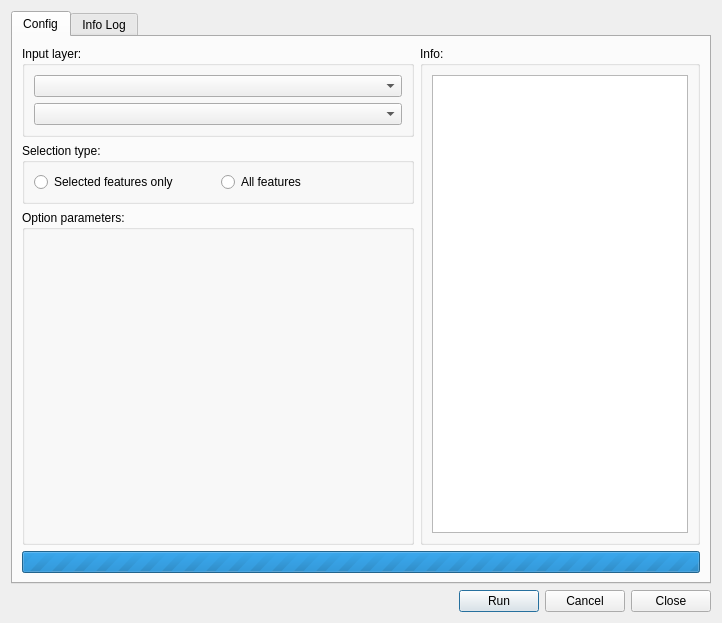
Before: the Qt Designer form core/ui/toolbars/utilities/toolbox.ui in Giswater/giswater_qgis_plugin, drawn with Qt 5.
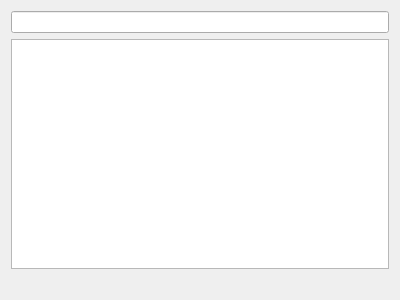
After: the same form once the commit is applied.

Commit message: Enhancement: refactor toolbox ui form, now is not docker and work same as others basic forms adding to main docker

Patch:
```diff
--- a/core/ui/toolbars/utilities/toolbox.ui
+++ b/core/ui/toolbars/utilities/toolbox.ui
@@ -6,158 +6,23 @@
    <rect>
     <x>0</x>
     <y>0</y>
-    <width>722</width>
-    <height>623</height>
+    <width>400</width>
+    <height>300</height>
    </rect>
   </property>
   <property name="windowTitle">
    <string>Config parameters</string>
   </property>
-  <layout class="QVBoxLayout" name="verticalLayout_2">
-   <item>
-    <widget class="QTabWidget" name="mainTab">
-     <property name="currentIndex">
-      <number>0</number>
-     </property>
-     <widget class="QWidget" name="tab_config">
-      <attribute name="title">
-       <string>Config</string>
-      </attribute>
-      <layout class="QGridLayout" name="gridLayout">
-       <item row="4" column="0" colspan="2">
-        <widget class="QProgressBar" name="progressBar">
-         <property name="maximum">
-          <number>0</number>
-         </property>
-         <property name="value">
-          <number>-1</number>
-         </property>
-         <property name="textVisible">
-          <bool>true</bool>
-         </property>
-         <property name="format">
-          <string>%p%</string>
-         </property>
-        </widget>
-       </item>
-       <item row="1" column="1" rowspan="3">
-        <widget class="QGroupBox" name="groupBox">
-         <property name="title">
-          <string>Info:</string>
-         </property>
-         <layout class="QVBoxLayout" name="verticalLayout">
-          <item>
-           <widget class="QTextEdit" name="txt_info">
-            <property name="sizePolicy">
-             <sizepolicy hsizetype="Preferred" vsizetype="Preferred">
-              <horstretch>0</horstretch>
-              <verstretch>0</verstretch>
-             </sizepolicy>
-            </property>
-           </widget>
-          </item>
-         </layout>
-        </widget>
-       </item>
-       <item row="2" column="0">
-        <widget class="QGroupBox" name="grb_selection_type">
-         <property name="title">
-          <string>Selection type:</string>
-         </property>
-         <layout class="QHBoxLayout" name="horizontalLayout">
-          <item>
-           <widget class="QRadioButton" name="rbt_previous">
-            <property name="sizePolicy">
-             <sizepolicy hsizetype="Expanding" vsizetype="Fixed">
-              <horstretch>0</horstretch>
-              <verstretch>0</verstretch>
-             </sizepolicy>
-            </property>
-            <property name="text">
-             <string>Selected features only</string>
-            </property>
-           </widget>
-          </item>
-          <item>
-           <widget class="QRadioButton" name="rbt_layer">
-            <property name="sizePolicy">
-             <sizepolicy hsizetype="Expanding" vsizetype="Fixed">
-              <horstretch>0</horstretch>
-              <verstretch>0</verstretch>
-             </sizepolicy>
-            </property>
-            <property name="text">
-             <string>All features</string>
-            </property>
-           </widget>
-          </item>
-         </layout>
-        </widget>
-       </item>
-       <item row="1" column="0">
-        <widget class="QGroupBox" name="grb_input_layer">
-         <property name="title">
-          <string>Input layer:</string>
-         </property>
-         <layout class="QGridLayout" name="gridLayout_4">
-          <item row="0" column="0">
-           <widget class="QComboBox" name="cmb_geom_type"/>
-          </item>
-          <item row="1" column="0">
-           <widget class="QComboBox" name="cmb_layers">
-            <property name="sizePolicy">
-             <sizepolicy hsizetype="Preferred" vsizetype="Preferred">
-              <horstretch>0</horstretch>
-              <verstretch>0</verstretch>
-             </sizepolicy>
-            </property>
-           </widget>
-          </item>
-         </layout>
-        </widget>
-       </item>
-       <item row="3" column="0">
-        <widget class="QGroupBox" name="grb_parameters">
-         <property name="title">
-          <string>Option parameters:</string>
-         </property>
-         <layout class="QGridLayout" name="gridLayout_3">
-          <item row="0" column="0">
-           <layout class="QGridLayout" name="grl_option_parameters" rowstretch="0" columnstretch="0"/>
-          </item>
-          <item row="1" column="0">
-           <spacer name="verticalSpacer">
-            <property name="orientation">
-             <enum>Qt::Vertical</enum>
-            </property>
-            <property name="sizeHint" stdset="0">
-             <size>
-              <width>20</width>
-              <height>40</height>
-             </size>
-            </property>
-           </spacer>
-          </item>
-         </layout>
-        </widget>
-       </item>
-      </layout>
-     </widget>
-     <widget class="QWidget" name="tab_loginfo">
-      <attribute name="title">
-       <string>Info Log</string>
-      </attribute>
-      <layout class="QGridLayout" name="gridLayout_2">
-       <item row="0" column="0">
-        <widget class="QTextEdit" name="txt_infolog"/>
-       </item>
-      </layout>
-     </widget>
-    </widget>
-   </item>
-   <item>
-    <layout class="QHBoxLayout" name="horizontalLayout_2">
-     <item>
+  <layout class="QGridLayout" name="gridLayout_2">
+   <item row="0" column="0">
+    <layout class="QGridLayout" name="gridLayout">
+     <item row="0" column="0">
+      <widget class="QLineEdit" name="txt_filter"/>
+     </item>
+     <item row="1" column="0">
+      <widget class="QTreeView" name="trv"/>
+     </item>
+     <item row="2" column="0">
       <spacer name="horizontalSpacer">
        <property name="orientation">
         <enum>Qt::Horizontal</enum>
@@ -170,27 +35,6 @@
        </property>
       </spacer>
      </item>
-     <item>
-      <widget class="QPushButton" name="btn_run">
-       <property name="text">
-        <string>Run</string>
-       </property>
-      </widget>
-     </item>
-     <item>
-      <widget class="QPushButton" name="btn_cancel">
-       <property name="text">
-        <string>Cancel</string>
-       </property>
-      </widget>
-     </item>
-     <item>
-      <widget class="QPushButton" name="btn_close">
-       <property name="text">
-        <string>Close</string>
-       </property>
-      </widget>
-     </item>
     </layout>
    </item>
   </layout>
```
Left out of the diff: 6 changed lines with no effect on the pictures. The commit also changes 4 other files.
